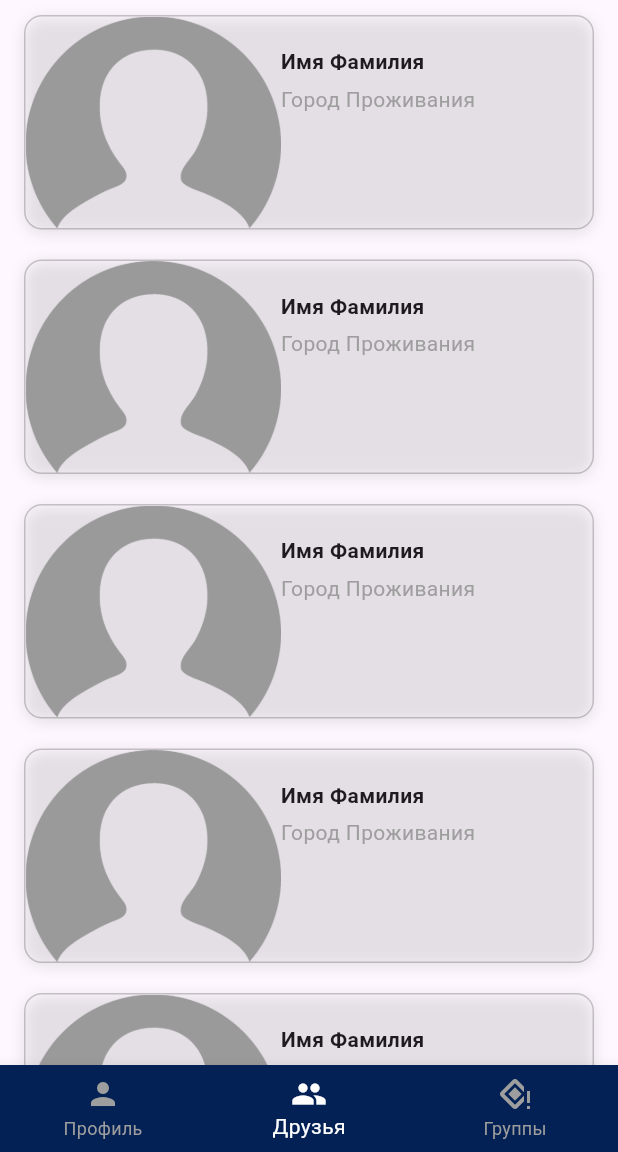
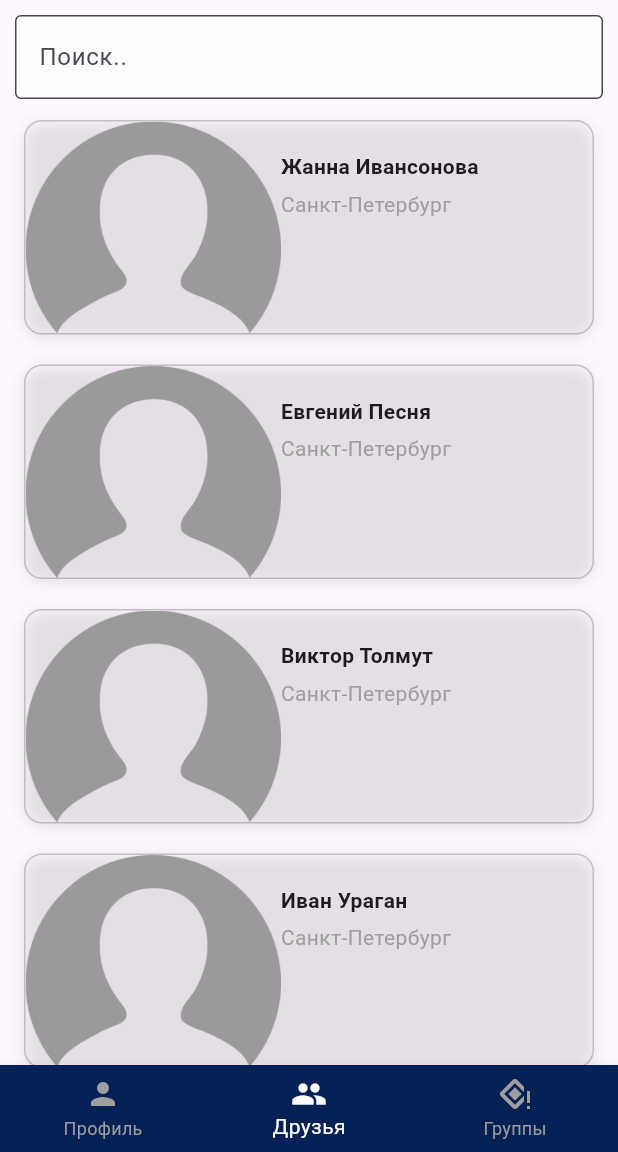
Before and after one commit to Maksim11011/tutorialapp, a Flutter app: the MainScreenWidget screen opened by its route, item 2 of the bottom bar chosen, on a phone screen of 412 x 824 dp, the part 84-1236 px from its top. Run offline on Flutter 3.47's test engine with Material 3 defaults, Android fonts, the phone set to English and light mode, and no system bars.

Commit message:
add listFriends and Search

```diff
--- /dev/null
+++ b/lib/widgets/friends_list/friends_list_widget.dart
@@ -0,0 +1,183 @@
+import 'package:flutter/material.dart';
+import 'package:tutorialapp/resources/resources.dart';
+
+class Friend {
+  final String imageName;
+  final String friendName;
+  final String cityName;
+
+  Friend({
+    required this.imageName,
+    required this.friendName,
+    required this.cityName,
+  });
+}
+
+class FriendsListWidget extends StatefulWidget {
+  const FriendsListWidget({super.key});
+
+  @override
+  State<FriendsListWidget> createState() => _FriendsListWidgetState();
+}
+
+class _FriendsListWidgetState extends State<FriendsListWidget> {
+  final _friends = [
+    Friend(
+      imageName: AppImages.profile,
+      friendName: 'Жанна Ивансонова',
+      cityName: 'Санкт-Петербург',
+    ),
+    Friend(
+      imageName: AppImages.profile,
+      friendName: 'Евгений Песня',
+      cityName: 'Санкт-Петербург',
+    ),
+    Friend(
+      imageName: AppImages.profile,
+      friendName: 'Виктор Толмут',
+      cityName: 'Санкт-Петербург',
+    ),
+    Friend(
+      imageName: AppImages.profile,
+      friendName: 'Иван Ураган',
+      cityName: 'Санкт-Петербург',
+    ),
+    Friend(
+      imageName: AppImages.profile,
+      friendName: 'Олежа Мазов',
+      cityName: 'Санкт-Петербург',
+    ),
+    Friend(
+      imageName: AppImages.profile,
+      friendName: 'Максим Небылица',
+      cityName: 'Санкт-Петербург',
+    ),
+    Friend(
+      imageName: AppImages.profile,
+      friendName: 'Анастасия Изюм',
+      cityName: 'Санкт-Петербург',
+    ),
+    Friend(
+      imageName: AppImages.profile,
+      friendName: 'Александ Ольга',
+      cityName: 'Санкт-Петербург',
+    ),
+    Friend(
+      imageName: AppImages.profile,
+      friendName: 'Сергей Сережа',
+      cityName: 'Санкт-Петербург',
+    ),
+    Friend(
+      imageName: AppImages.profile,
+      friendName: 'Латышский Стрелок',
+      cityName: 'Санкт-Петербург',
+    ),
+  ];
+
+  var _filteredFriends = <Friend>[];
+
+  final _searchController = TextEditingController();
+
+  void _searchFriends() {
+    final query = _searchController.text;
+    if (query.isNotEmpty) {
+      _filteredFriends = _friends.where((Friend friend) {
+        return friend.friendName.toLowerCase().contains(query.toLowerCase());
+      }).toList();
+    } else {
+      _filteredFriends = _friends;
+    }
+    setState(() {});
+  }
+
+  @override
+  void initState() {
+    super.initState();
+    _filteredFriends = _friends;
+    _searchController.addListener(_searchFriends);
+  }
+
+  @override
+  Widget build(BuildContext context) {
+    return Stack(
+      children: [
+        ListView.builder(
+          padding: const EdgeInsets.only(top: 70),
+          keyboardDismissBehavior: ScrollViewKeyboardDismissBehavior.onDrag,
+          itemCount: _filteredFriends.length,
+          itemExtent: 163,
+          itemBuilder: (BuildContext context, int index) {
+            final friend = _filteredFriends[index];
+            return Padding(
+              padding: const EdgeInsets.symmetric(horizontal: 16, vertical: 10),
+              child: Stack(
+                children: [
+                  Container(
+                    decoration: BoxDecoration(
+                        border:
+                            Border.all(color: Colors.black.withOpacity(0.2)),
+                        borderRadius:
+                            const BorderRadius.all(Radius.circular(12)),
+                        boxShadow: [
+                          BoxShadow(
+                              color: Colors.black.withOpacity(0.1),
+                              blurRadius: 8,
+                              offset: const Offset(0, 2))
+                        ]),
+                    clipBehavior: Clip.hardEdge,
+                    child: Row(
+                      children: [
+                        Image(image: AssetImage(friend.imageName)),
+                        Expanded(
+                          child: Column(
+                            crossAxisAlignment: CrossAxisAlignment.start,
+                            children: [
+                              const SizedBox(height: 20),
+                              Text(
+                                friend.friendName,
+                                style: const TextStyle(
+                                    fontWeight: FontWeight.bold),
+                                maxLines: 1,
+                                overflow: TextOverflow.ellipsis,
+                              ),
+                              const SizedBox(height: 5),
+                              Text(
+                                friend.cityName,
+                                style: const TextStyle(color: Colors.grey),
+                                maxLines: 1,
+                                overflow: TextOverflow.ellipsis,
+                              ),
+                            ],
+                          ),
+                        )
+                      ],
+                    ),
+                  ),
+                  Material(
+                    color: Colors.transparent,
+                    child: InkWell(
+                      borderRadius: BorderRadius.circular(12),
+                      onTap: () {},
+                    ),
+                  )
+                ],
+              ),
+            );
+          },
+        ),
+        Padding(
+          padding: const EdgeInsets.all(10.0),
+          child: TextField(
+            controller: _searchController,
+            decoration: InputDecoration(
+              labelText: 'Поиск..',
+              filled: true,
+              fillColor: Colors.white.withAlpha(235),
+              border: const OutlineInputBorder(),
+            ),
+          ),
+        )
+      ],
+    );
+  }
+}
--- a/lib/widgets/friends_list/friens_list_widget.dart
+++ /dev/null
@@ -1,67 +0,0 @@
-import 'package:flutter/material.dart';
-import 'package:tutorialapp/resources/resources.dart';
-
-class FriendsListWidget extends StatelessWidget {
-  const FriendsListWidget({super.key});
-
-  @override
-  Widget build(BuildContext context) {
-    return ListView.builder(
-        itemCount: 10,
-        itemExtent: 163,
-        itemBuilder: (BuildContext context, int index) {
-          return Padding(
-            padding: const EdgeInsets.symmetric(horizontal: 16, vertical: 10),
-            child: Stack(
-              children: [
-                Container(
-                  decoration: BoxDecoration(
-                      border: Border.all(color: Colors.black.withOpacity(0.2)),
-                      borderRadius: const BorderRadius.all(Radius.circular(12)),
-                      boxShadow: [
-                        BoxShadow(
-                            color: Colors.black.withOpacity(0.1),
-                            blurRadius: 8,
-                            offset: const Offset(0, 2))
-                      ]),
-                  clipBehavior: Clip.hardEdge,
-                  child: const Row(
-                    children: [
-                      Image(image: AssetImage(AppImages.profile)),
-                      Expanded(
-                        child: Column(
-                          crossAxisAlignment: CrossAxisAlignment.start,
-                          children: [
-                            SizedBox(height: 20),
-                            Text(
-                              'Имя Фамилия',
-                              style: TextStyle(fontWeight: FontWeight.bold),
-                              maxLines: 1,
-                              overflow: TextOverflow.ellipsis,
-                            ),
-                            SizedBox(height: 5),
-                            Text(
-                              'Город Проживания',
-                              style: TextStyle(color: Colors.grey),
-                              maxLines: 1,
-                              overflow: TextOverflow.ellipsis,
-                            ),
-                          ],
-                        ),
-                      )
-                    ],
-                  ),
-                ),
-                Material(
-                  color: Colors.transparent,
-                  child: InkWell(
-                    borderRadius: BorderRadius.circular(12),
-                    onTap: () {},
-                  ),
-                )
-              ],
-            ),
-          );
-        });
-  }
-}
--- a/lib/widgets/main_screen/main_screen_widget.dart
+++ b/lib/widgets/main_screen/main_screen_widget.dart
@@ -1,5 +1,5 @@
 import 'package:flutter/material.dart';
-import 'package:tutorialapp/widgets/friends_list/friens_list_widget.dart';
+import 'package:tutorialapp/widgets/friends_list/friends_list_widget.dart';
 
 class MainScreenWidget extends StatefulWidget {
   const MainScreenWidget({super.key});
@@ -10,15 +10,6 @@ class MainScreenWidget extends StatefulWidget {
 
 class _MainScreenWidgetState extends State<MainScreenWidget> {
   int _selectedTab = 0;
-  static const List<Widget> _widgetOptions = <Widget>[
-    Text(
-      'Мой профиль',
-    ),
-    FriendsListWidget(),
-    Text(
-      'Группы',
-    ),
-  ];
 
   void onSelectTab(int index) {
     if (_selectedTab == index) return;
@@ -36,8 +27,17 @@ class _MainScreenWidgetState extends State<MainScreenWidget> {
           style: TextStyle(color: Colors.white),
         ),
       ),
-      body: Center(
-        child: _widgetOptions[_selectedTab],
+      body: IndexedStack(
+        index: _selectedTab,
+        children: const [
+          Text(
+            'Мой профиль',
+          ),
+          FriendsListWidget(),
+          Text(
+            'Группы',
+          ),
+        ],
       ),
       bottomNavigationBar: BottomNavigationBar(
         currentIndex: _selectedTab,
```
